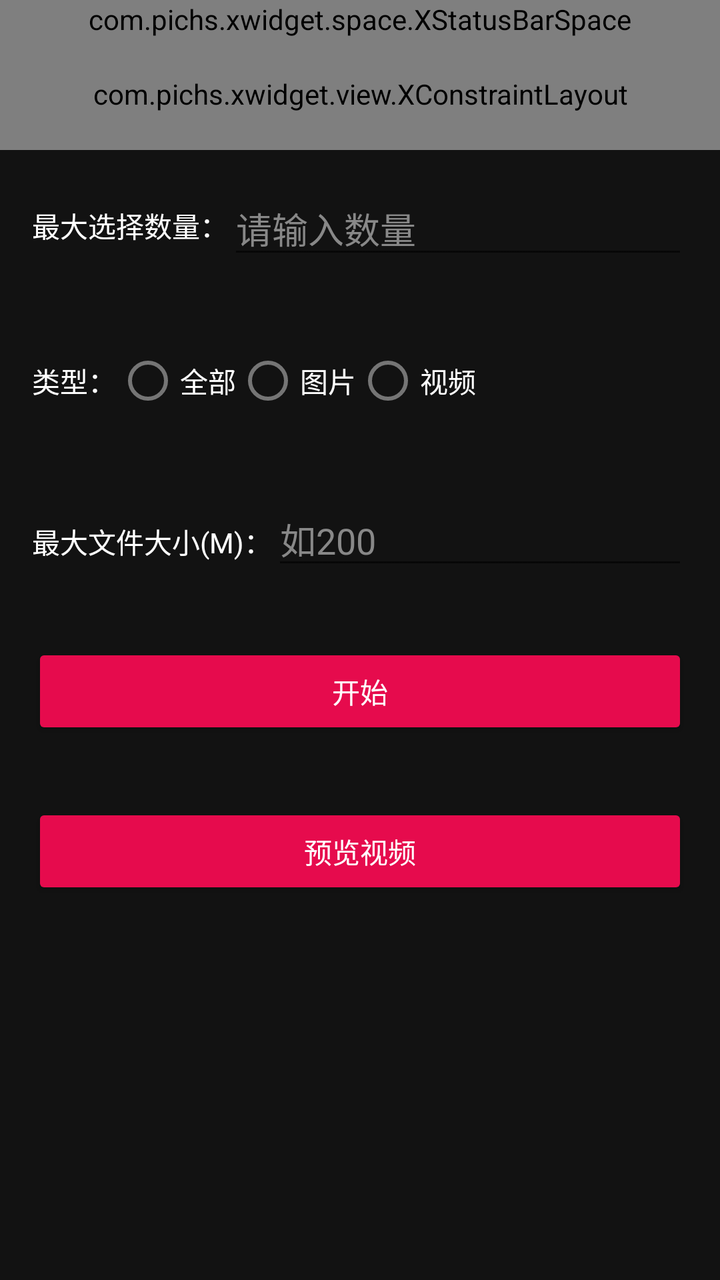
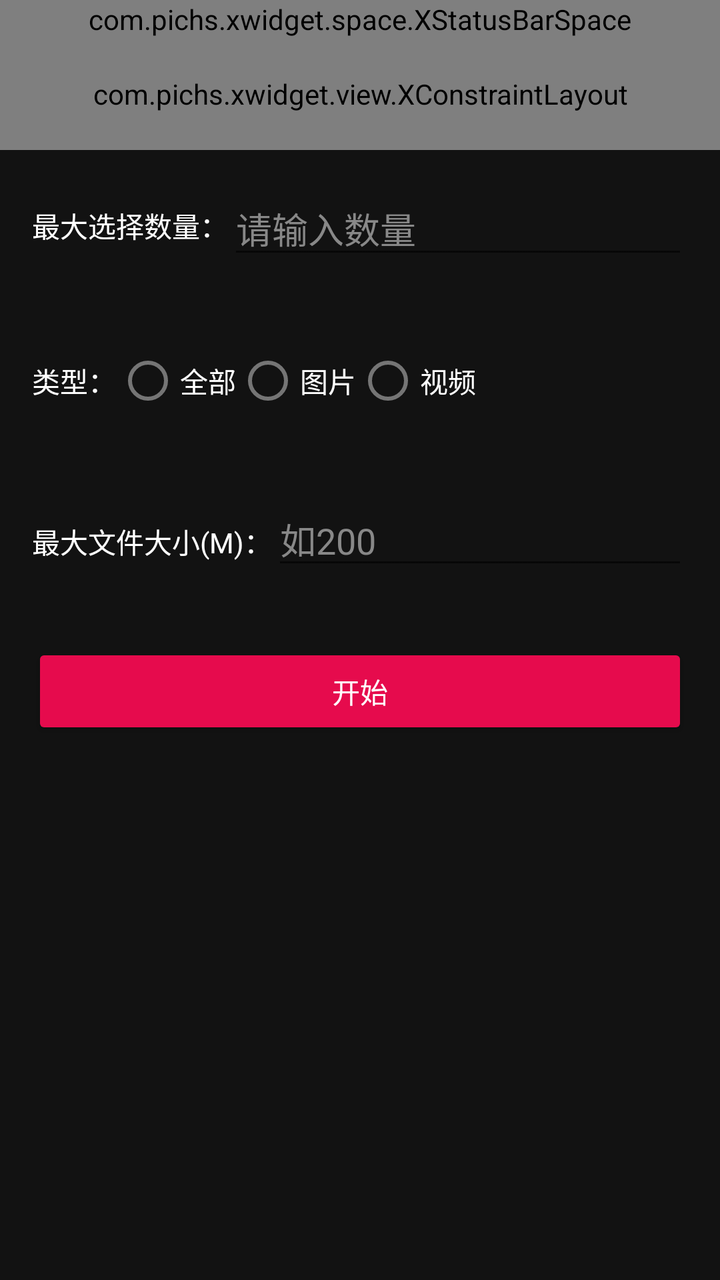

An Android layout rendered at two revisions. The XML below is the earlier revision; the diff shows what the commit changed to produce the second picture.
<!-- AndroidManifest.xml: application theme Theme.Filepicker -->
<!-- res/layout/fragment_main.xml -->
<?xml version="1.0" encoding="utf-8"?>
<LinearLayout xmlns:android="http://schemas.android.com/apk/res/android"
    xmlns:app="http://schemas.android.com/apk/res-auto"
    android:layout_width="match_parent"
    android:layout_height="match_parent"
    android:background="#121212"
    android:orientation="vertical">

    <com.pichs.xwidget.space.XStatusBarSpace
        android:layout_width="match_parent"
        android:layout_height="wrap_content" />

    <com.pichs.xwidget.view.XConstraintLayout
        android:layout_width="match_parent"
        android:layout_height="56dp"
        android:background="#121212">

        <com.pichs.xwidget.view.XTextView
            android:layout_width="wrap_content"
            android:layout_height="wrap_content"
            android:text="图库选择"
            android:textColor="#fff"
            android:textSize="18sp"
            android:textStyle="bold"
            app:layout_constraintBottom_toBottomOf="parent"
            app:layout_constraintEnd_toEndOf="parent"
            app:layout_constraintStart_toStartOf="parent"
            app:layout_constraintTop_toTopOf="parent" />

    </com.pichs.xwidget.view.XConstraintLayout>

    
    <LinearLayout
        android:layout_width="match_parent"
        android:layout_height="wrap_content"
        android:gravity="center_vertical"
        android:orientation="horizontal"
        android:padding="16dp">

        <androidx.appcompat.widget.AppCompatTextView
            android:layout_width="wrap_content"
            android:layout_height="wrap_content"
            android:text="最大选择数量："
            android:textColor="#fff" />

        <androidx.appcompat.widget.AppCompatEditText
            android:id="@+id/et_max_select_count"
            android:layout_width="0dp"
            android:layout_height="wrap_content"
            android:layout_weight="1"
            android:hint="请输入数量"
            android:inputType="number"
            android:textColor="#fff"
            android:textColorHint="#888" />
    </LinearLayout>

    
    <LinearLayout
        android:layout_width="match_parent"
        android:layout_height="wrap_content"
        android:gravity="center_vertical"
        android:orientation="horizontal"
        android:padding="16dp">

        <androidx.appcompat.widget.AppCompatTextView
            android:layout_width="wrap_content"
            android:layout_height="wrap_content"
            android:text="类型："
            android:textColor="#fff" />

        <RadioGroup
            android:id="@+id/rg_type"
            android:layout_width="wrap_content"
            android:layout_height="wrap_content"
            android:orientation="horizontal">

            <RadioButton
                android:id="@+id/rb_all"
                android:layout_width="wrap_content"
                android:layout_height="wrap_content"
                android:text="全部"
                android:textColor="#fff" />

            <RadioButton
                android:id="@+id/rb_image"
                android:layout_width="wrap_content"
                android:layout_height="wrap_content"
                android:text="图片"
                android:textColor="#fff" />

            <RadioButton
                android:id="@+id/rb_video"
                android:layout_width="wrap_content"
                android:layout_height="wrap_content"
                android:text="视频"
                android:textColor="#fff" />
        </RadioGroup>
    </LinearLayout>

    
    <LinearLayout
        android:layout_width="match_parent"
        android:layout_height="wrap_content"
        android:orientation="horizontal"
        android:padding="16dp">

        <androidx.appcompat.widget.AppCompatTextView
            android:layout_width="wrap_content"
            android:layout_height="wrap_content"
            android:text="最大文件大小(M)："
            android:textColor="#fff" />

        <androidx.appcompat.widget.AppCompatEditText
            android:id="@+id/et_max_file_size"
            android:layout_width="0dp"
            android:layout_height="wrap_content"
            android:layout_weight="1"
            android:hint="如200"
            android:inputType="number"
            android:textColor="#fff"
            android:textColorHint="#888" />
    </LinearLayout>

    
    <androidx.appcompat.widget.AppCompatButton
        android:id="@+id/btn_start"
        android:layout_width="match_parent"
        android:layout_height="wrap_content"
        android:layout_margin="16dp"
        android:layout_marginStart="56dp"
        android:layout_marginEnd="56dp"
        android:backgroundTint="#E60B4D"
        android:text="开始"
        android:textColor="#fff" />


    
    <androidx.appcompat.widget.AppCompatButton
        android:id="@+id/preview_video"
        android:layout_width="match_parent"
        android:layout_height="wrap_content"
        android:layout_margin="16dp"
        android:layout_marginStart="56dp"
        android:layout_marginEnd="56dp"
        android:backgroundTint="#E60B4D"
        android:text="预览视频"
        android:textColor="#fff" />


    <androidx.recyclerview.widget.RecyclerView
        android:id="@+id/recycler_view"
        android:layout_width="match_parent"
        android:layout_height="120dp"
        android:layout_marginTop="20dp" />

</LinearLayout>
<!-- resources referenced by this layout -->
<resources>
  <style name="Theme.Filepicker" parent="Theme.MaterialComponents.DayNight.DarkActionBar">
          
          <item name="colorPrimary">#121212</item>
          <item name="colorPrimaryVariant">#fff</item>
          <item name="colorOnPrimary">#fff</item>
          
          <item name="colorSecondary">#fff</item>
          <item name="colorSecondaryVariant">#fff</item>
          <item name="colorOnSecondary">#fff</item>
          <item name="windowNoTitle">true</item>
          <item name="windowActionBar">false</item>
          <item name="android:windowFullscreen">false</item>
          
          <item name="android:statusBarColor">#121212</item>
  
  
          
      </style>
</resources>

<!-- the commit's change to res/layout/fragment_main.xml (unified diff, before → after) -->
@@ -133,20 +133,6 @@
         android:text="开始"
         android:textColor="#fff" />
 
-
-    
-    <androidx.appcompat.widget.AppCompatButton
-        android:id="@+id/preview_video"
-        android:layout_width="match_parent"
-        android:layout_height="wrap_content"
-        android:layout_margin="16dp"
-        android:layout_marginStart="56dp"
-        android:layout_marginEnd="56dp"
-        android:backgroundTint="#E60B4D"
-        android:text="预览视频"
-        android:textColor="#fff" />
-
-
     <androidx.recyclerview.widget.RecyclerView
         android:id="@+id/recycler_view"
         android:layout_width="match_parent"
